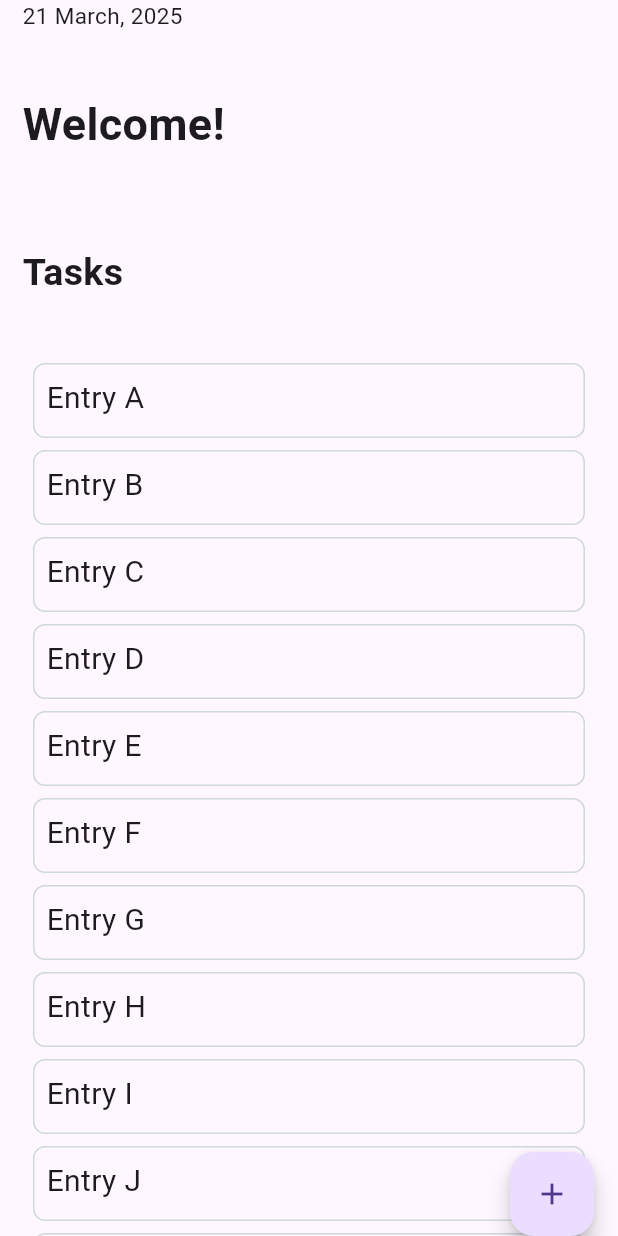
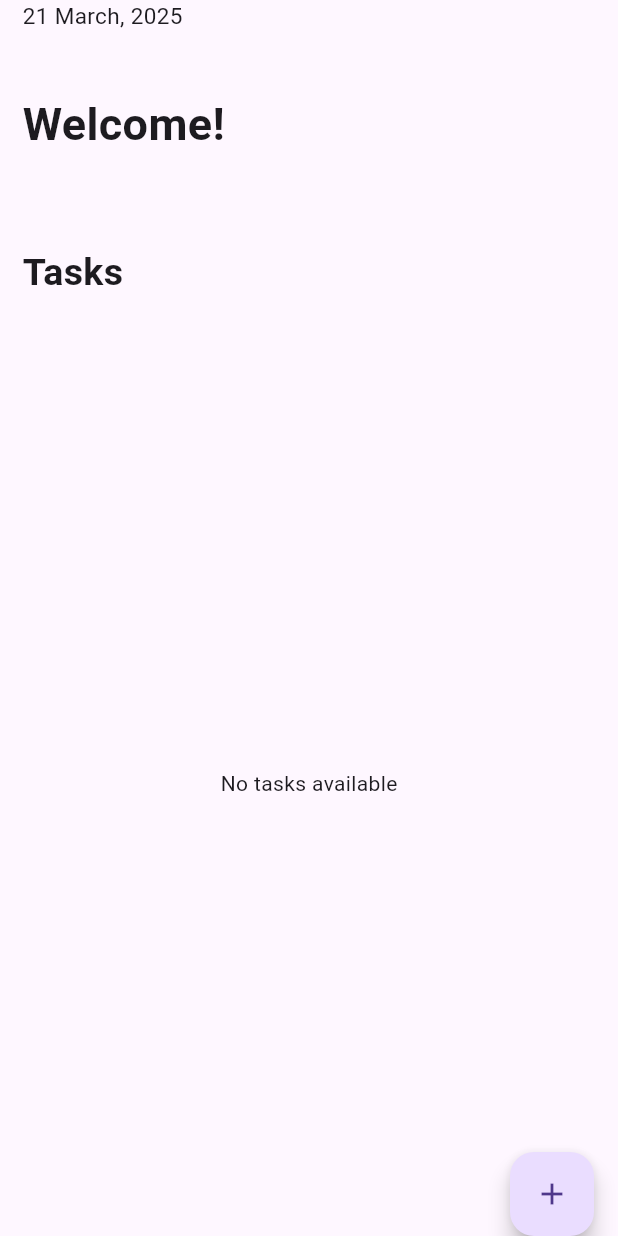
Before and after one commit to Hobbyist11/intelliboro, a Flutter app: the screen it shows after launch, on a phone screen of 412 x 824 dp. Run offline on Flutter 3.47's test engine with Material 3 defaults, Android fonts, the phone set to English and light mode, and no system bars; our stand-ins replace flutter_local_notifications, geolocator, native_geofence, permission_handler, sqflite; missing offline and left inert: mapbox_maps_flutter; accounts and stored records are empty.

Commit message:
feat:Add tasks to database

```diff
--- a/lib/main.dart
+++ b/lib/main.dart
@@ -1,5 +1,6 @@
 import 'package:flutter/material.dart';
-//import 'package:flutter_svg/svg.dart';
+import 'package:intelliboro/model/task_model.dart';
+import 'package:intelliboro/repository/task_repository.dart';
 import 'package:intelliboro/theme.dart';
 import 'package:native_geofence/native_geofence.dart';
 import 'views/create_task_view.dart';
@@ -125,6 +126,7 @@ class _HomePageState extends State<HomePage> {
                   },
                 ),
               );
+              setState(() {});
             }
           },
         ),
@@ -134,50 +136,61 @@ class _HomePageState extends State<HomePage> {
 }
 
 // Move to viewhomepage
-class TaskList extends StatelessWidget {
+class TaskList extends StatefulWidget {
   const TaskList({super.key});
 
   @override
+  State<TaskList> createState() => _TaskListState();
+}
+
+class _TaskListState extends State<TaskList> {
+  late Future<List<TaskModel>> _tasksFuture;
+  @override
+  void initState() {
+    super.initState();
+    _tasksFuture = TaskRepository().getTasks();
+  }
+
+  @override
   Widget build(BuildContext context) {
-    final List<String> entries = <String>[
-      'A',
-      'B',
-      'C',
-      'D',
-      'E',
-      'F',
-      'G',
-      'H',
-      'I',
-      'J',
-      'K',
-      'L',
-      'M',
-      'N',
-    ];
-
+    return FutureBuilder<List<TaskModel>>(
+      future: _tasksFuture,
+      builder: (context, snapshot) {
+        if (snapshot.connectionState == ConnectionState.waiting) {
+          return Center(child: CircularProgressIndicator());
+        } else if (snapshot.hasError) {
+          return Center(child: Text('Error: ${snapshot.error}'));
+        } else if (!snapshot.hasData || snapshot.data!.isEmpty) {
+          return Center(child: Text('No tasks available'));
+        } else {
+          final tasks = snapshot.data!;
           return ListView.separated(
             padding: const EdgeInsets.all(22),
-      itemCount: entries.length,
+            itemCount: tasks.length,
             itemBuilder: (BuildContext context, int index) {
               return Container(
                 decoration: BoxDecoration(
                   borderRadius: BorderRadius.circular(8.0),
-            border: Border.all(color: Colors.blueGrey.shade100, width: 1.0),
+                  border: Border.all(
+                    color: Colors.blueGrey.shade100,
+                    width: 1.0,
+                  ),
                 ),
                 height: 50,
                 child: Padding(
                   padding: const EdgeInsets.all(8.0),
                   child: Text(
-              'Entry ${entries[index]}',
+                    tasks[index].taskName,
                     style: TextStyle(fontSize: 20),
                   ),
                 ),
               );
             },
-      //separatorBuilder: (BuildContext context, int index) => const Divider(),
             separatorBuilder:
                 (BuildContext context, int index) => SizedBox(height: 8),
           );
         }
+      },
+    );
   }
+}
--- a/lib/model/task_model.dart
+++ b/lib/model/task_model.dart
@@ -43,4 +43,5 @@ class TaskModel {
     return 'TaskModel{taskName: $taskName, taskPriority: $taskPriority, taskTime: $taskTime, taskDate: $taskDate, isRecurring: $isRecurring, isCompleted: $isCompleted}';
   }
 
+
 }
```
Also changed, not shown: lib/repository/task_repository.dart (+30 -0 lines), lib/viewmodel/Geofencing/create_tasks_viewmodel.dart (deleted, +0 -78 lines), lib/views/create_task_view.dart (+17 -1 lines), lib/viewmodel/Geofencing/task_viewmodel.dart (added). Lines whose indentation alone changed are shown as unchanged.
